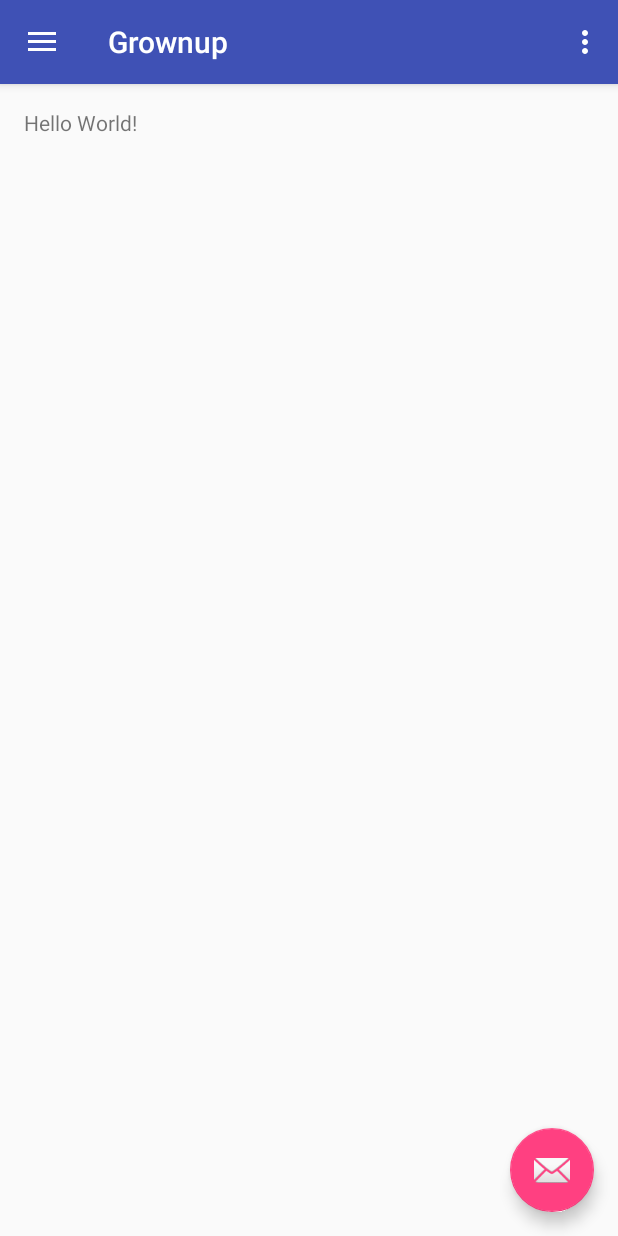
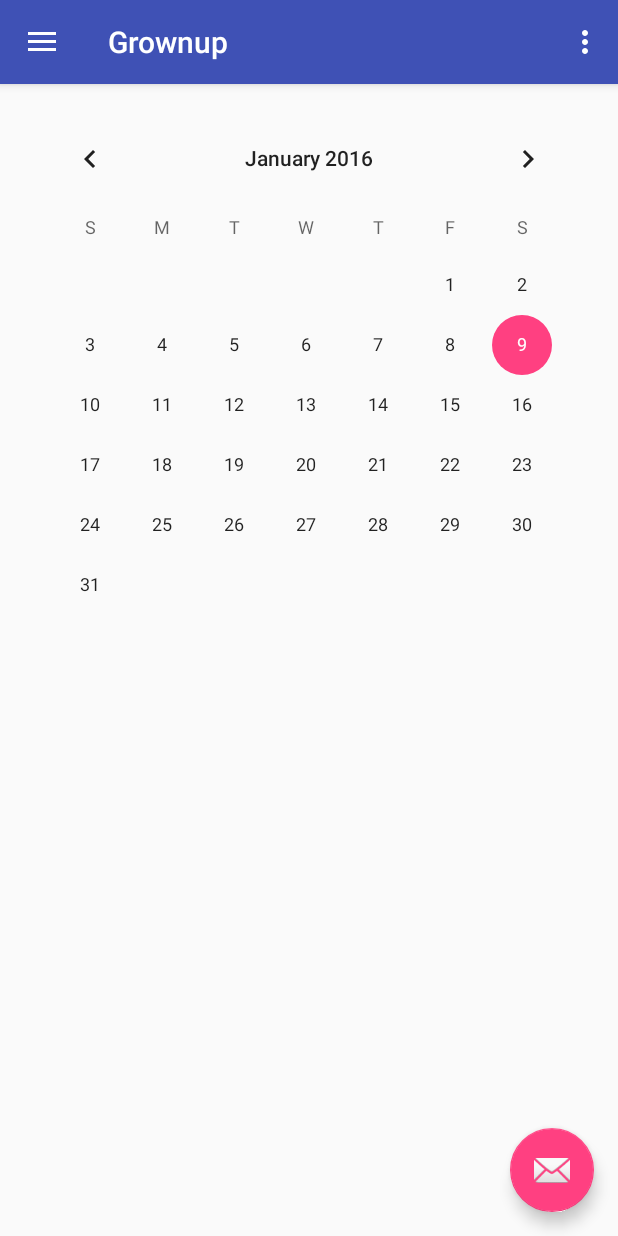
Before and after one commit to yao-yi/Grownup, an Android app: the screen it shows after launch (MainActivity), on a phone screen of 412 x 824 dp. Run offline under Robolectric (Android 15) with nearby library versions, the phone set to English and light mode, and no system bars.

Commit message:
1. add calendar view 2. add new grow activity

```diff
--- a/app/src/main/res/layout/content_main.xml
+++ b/app/src/main/res/layout/content_main.xml
@@ -11,9 +11,11 @@
     app:layout_behavior="@string/appbar_scrolling_view_behavior"
     tools:context="com.gtechoogle.grownup.MainActivity"
     tools:showIn="@layout/app_bar_main">
+    <CalendarView
+        android:layout_width="match_parent"
+        android:layout_height="match_parent"
+        android:layout_centerInParent="true"
+        android:id="@+id/calendar_view">
+    </CalendarView>
 
-    <TextView
-        android:layout_width="wrap_content"
-        android:layout_height="wrap_content"
-        android:text="Hello World!" />
 </RelativeLayout>
```
